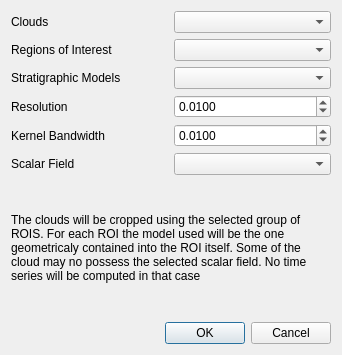
The window that vombatlib/dialogs/ComputeTimeSeriesDlg.ui (luca-penasa/vombat) describes before a commit, drawn with Qt 5.
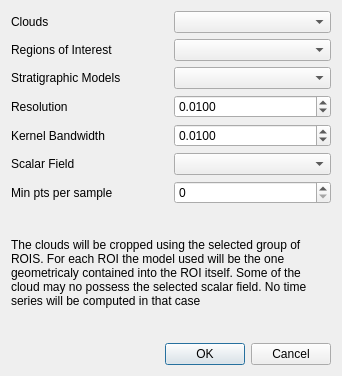
The same window after the commit. Custom widgets are drawn as their Qt base class.

Commit message: time series extraction improved

```diff
--- a/vombatlib/dialogs/ComputeTimeSeriesDlg.ui
+++ b/vombatlib/dialogs/ComputeTimeSeriesDlg.ui
@@ -7,7 +7,7 @@
     <x>0</x>
     <y>0</y>
     <width>342</width>
-    <height>355</height>
+    <height>376</height>
    </rect>
   </property>
   <property name="windowTitle">
@@ -108,6 +108,20 @@
        </property>
       </widget>
      </item>
+     <item row="6" column="0">
+      <widget class="QLabel" name="label_8">
+       <property name="text">
+        <string>Min pts per sample</string>
+       </property>
+      </widget>
+     </item>
+     <item row="6" column="1">
+      <widget class="QSpinBox" name="spinMinNbPoints">
+       <property name="maximum">
+        <number>10000</number>
+       </property>
+      </widget>
+     </item>
     </layout>
    </item>
    <item row="1" column="0">
```
Left out of the diff: 6 changed lines with no effect on the pictures. The commit also changes 8 other files.
